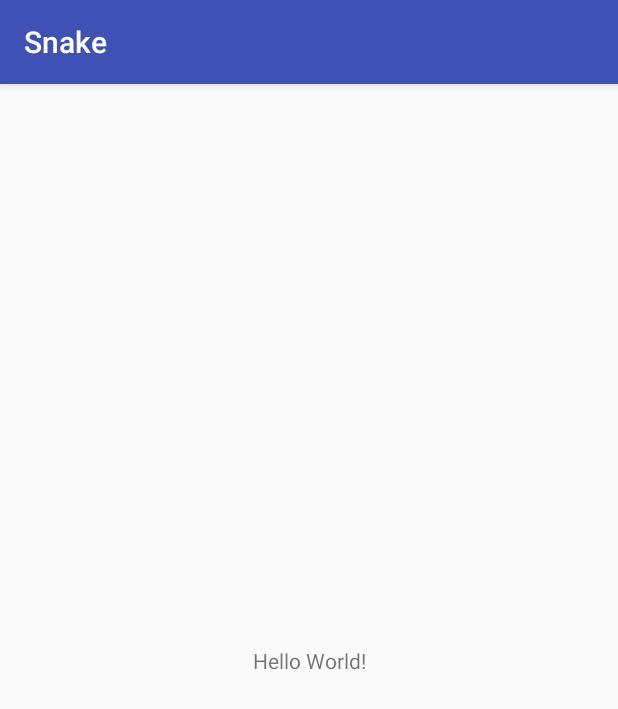
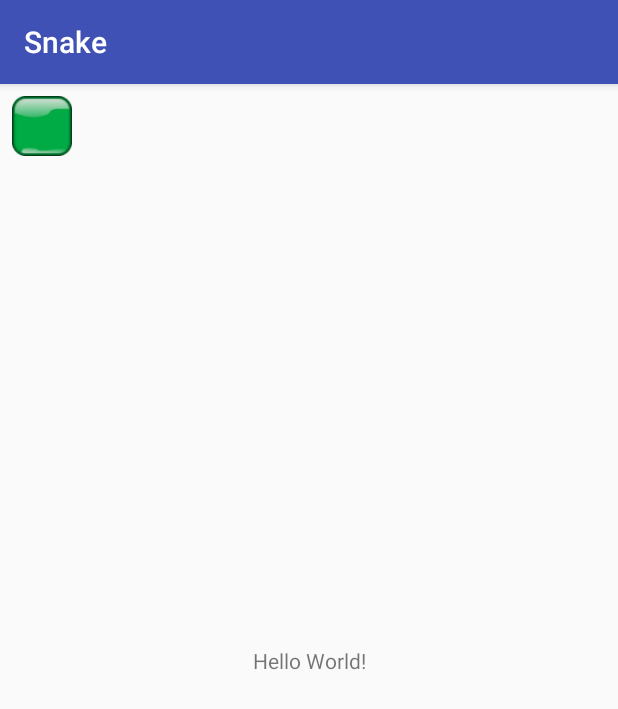
Before and after one commit to nielsf-dev/snake, an Android app: the screen it shows after launch (MainActivity), on a phone screen of 412 x 824 dp. Shown: the top 709 px of the screen. Run offline under Robolectric (Android 15) with nearby library versions, the phone set to English and light mode, and no system bars.

Commit message:
square getekend

```diff
--- a/app/build.gradle
+++ b/app/build.gradle
@@ -25,7 +25,7 @@ android {
 dependencies {
     implementation fileTree(dir: 'libs', include: ['*.jar'])
     implementation"org.jetbrains.kotlin:kotlin-stdlib:$kotlin_version"
-    implementation 'com.android.support:appcompat-v7:28.0.0'
+    implementation 'com.android.support:appcompat-v7:28.0.0-alpha1'
     implementation 'com.android.support.constraint:constraint-layout:1.1.3'
     testImplementation 'junit:junit:4.12'
     androidTestImplementation 'com.android.support.test:runner:1.0.2'
--- a/app/src/main/res/layout/activity_main.xml
+++ b/app/src/main/res/layout/activity_main.xml
@@ -16,4 +16,15 @@
             app:layout_constraintRight_toRightOf="parent"
             app:layout_constraintTop_toTopOf="parent"/>
 
+    <ImageView
+            android:layout_width="60px"
+            android:layout_height="60px"
+            app:srcCompat="@drawable/square"
+            android:id="@+id/imageView"
+            app:layout_constraintTop_toTopOf="parent"
+            android:layout_marginTop="8dp"
+            app:layout_constraintStart_toStartOf="parent"
+            android:layout_marginStart="8dp"
+            android:contentDescription="@string/app_beschrijving"/>
+
 </android.support.constraint.ConstraintLayout>
--- a/app/src/main/res/values/strings.xml
+++ b/app/src/main/res/values/strings.xml
@@ -1,3 +1,4 @@
 <resources>
     <string name="app_name">Snake</string>
+    <string name="app_beschrijving">Slecht</string>
 </resources>
```
Also changed, not shown: app/src/main/res/drawable/square.png (added).
